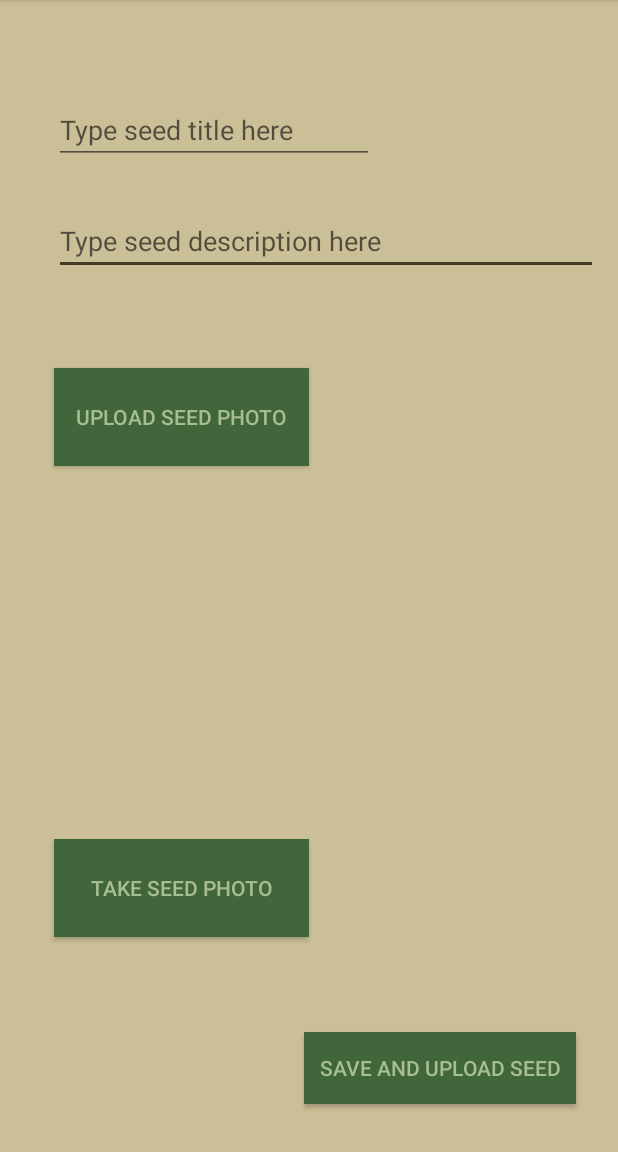
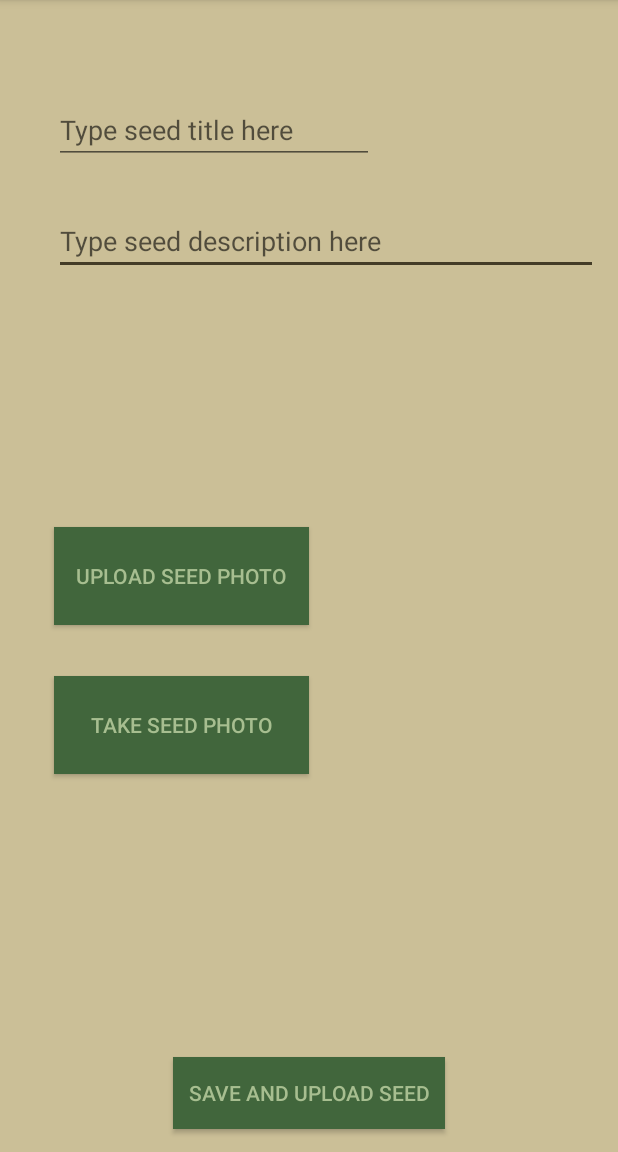
Before and after one commit to isabellalala/BellaProject, an Android app: the AddSeedActivity screen opened directly, with no data from a screen before it, on a phone screen of 412 x 824 dp, the part 84-1236 px from its top. Run offline under Robolectric (Android 15) with nearby library versions, the phone set to English and light mode, and no system bars; our stand-ins replace Firebase (no records; nobody signed in at launch, a user with empty details on screens opened directly).

Commit message:
Save new icons

```diff
--- a/app/src/main/AndroidManifest.xml
+++ b/app/src/main/AndroidManifest.xml
@@ -19,7 +19,7 @@
 
     <application
         android:allowBackup="true"
-        android:icon="@mipmap/ic_launcher"
+        android:icon="@mipmap/seedicon"
         android:label="@string/app_name"
         android:supportsRtl="true"
         android:theme="@style/AppTheme">
--- a/app/src/main/java/com/example/stefa/mycustommaps/MapsActivity.java
+++ b/app/src/main/java/com/example/stefa/mycustommaps/MapsActivity.java
@@ -150,7 +150,7 @@ public class MapsActivity extends AppCompatActivity implements OnMapReadyCallbac
 
                         MarkerOptions marker = new MarkerOptions().position(new LatLng(seed.latitude, seed.longitude)).title(seed.title);
 
-                        marker.icon((BitmapDescriptorFactory.fromResource(R.drawable.seedgraphic)));
+                        marker.icon((BitmapDescriptorFactory.fromResource(R.mipmap.seedicon)));
 
                         mMap.addMarker(marker);
                     }
--- a/app/src/main/res/layout/activity_add_seed.xml
+++ b/app/src/main/res/layout/activity_add_seed.xml
@@ -19,9 +19,8 @@
         tools:layout_editor_absoluteX="300dp"
         tools:layout_editor_absoluteY="10dp"
         android:layout_alignParentBottom="true"
-        android:layout_alignParentEnd="true"
-        android:layout_marginEnd="28dp"
-        android:layout_marginBottom="32dp" />
+        android:layout_centerHorizontal="true"
+        android:layout_marginBottom="15dp" />
 
     <EditText
         android:id="@+id/seedDescription"
@@ -43,9 +42,9 @@
         android:onClick="takePhoto"
         android:text="Take seed photo"
         android:textColor="@color/colorLightGreen"
-        android:layout_marginBottom="111dp"
-        android:layout_alignBottom="@+id/saveButton"
-        android:layout_alignStart="@+id/uploadPhoto" />
+        android:layout_below="@+id/uploadPhoto"
+        android:layout_alignStart="@+id/uploadPhoto"
+        android:layout_marginTop="34dp" />
 
     <Button
         android:id="@+id/uploadPhoto"
@@ -56,9 +55,8 @@
         android:onClick="uploadPhoto"
         android:text="Upload seed photo"
         android:textColor="@color/colorLightGreen"
-        android:layout_below="@+id/seedDescription"
-        android:layout_alignStart="@+id/seedDescription"
-        android:layout_marginTop="62dp" />
+        android:layout_centerVertical="true"
+        android:layout_alignStart="@+id/seedDescription" />
 
     <EditText
         android:id="@+id/seedTitle"
--- a/app/src/main/res/layout/activity_open_seed.xml
+++ b/app/src/main/res/layout/activity_open_seed.xml
@@ -41,6 +41,7 @@
         android:id="@+id/imageView"
         android:layout_width="wrap_content"
         android:layout_height="wrap_content"
+        android:padding="10dp"
         app:srcCompat="@android:drawable/picture_frame"
         android:scaleType="centerCrop"
         android:layout_alignParentBottom="true"
```
Also changed, not shown: app/src/main/background-web.png (added), app/src/main/res/mipmap-hdpi/seedicon.png (added), app/src/main/res/mipmap-mdpi/seedicon.png (added), app/src/main/res/mipmap-xhdpi/seedicon.png (added), app/src/main/res/mipmap-xxhdpi/seedicon.png (added), app/src/main/res/mipmap-xxxhdpi/seedicon.png (added), app/src/main/seedicon-web.png (added).
